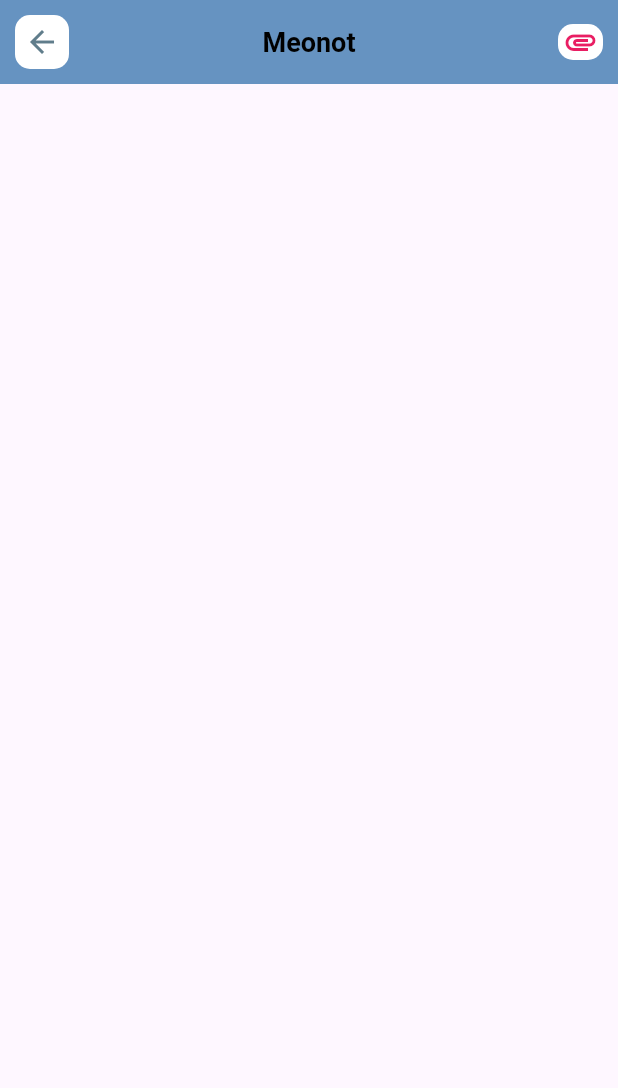
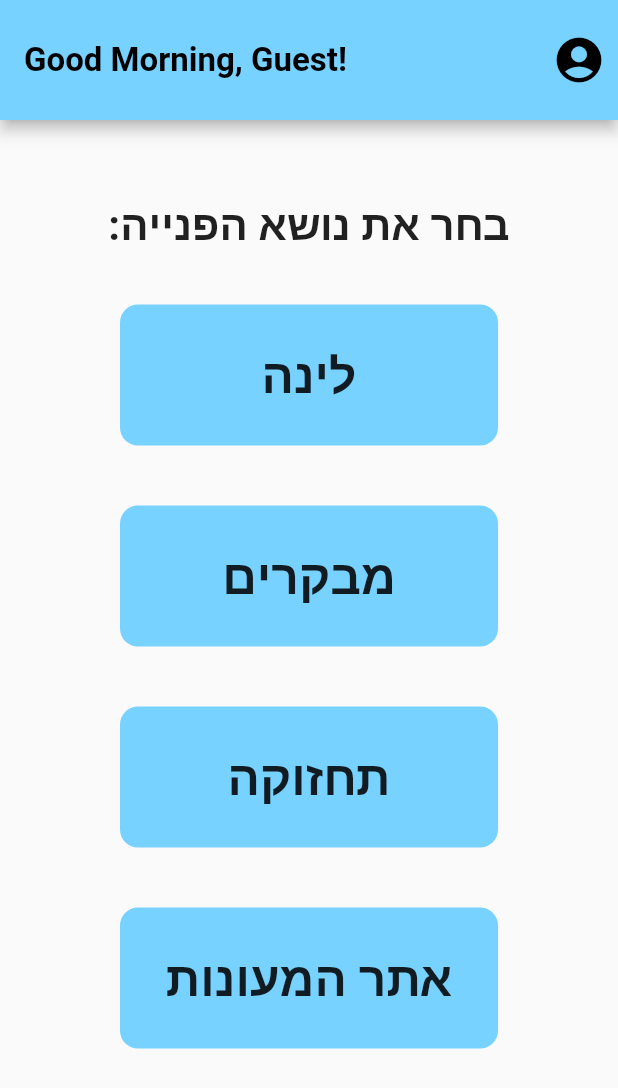
Before and after one commit to dannybroyd/meonot, a Flutter app: the HomePage screen opened directly, on a phone screen of 412 x 824 dp. Shown: the top 1088 px of the screen. Run offline on Flutter 3.47's test engine with Material 2 defaults, Android fonts, the phone set to English and light mode, and no system bars.

Commit message:
added homepage (almost done), added pages: maintenance, sleep ,visitors, profile(needs work), added link to webpage, also 1 util file to help with buttons.

```diff
--- a/meonot_app/our_app/lib/main.dart
+++ b/meonot_app/our_app/lib/main.dart
@@ -1,4 +1,10 @@
 import 'package:flutter/material.dart';
+import 'package:our_app/pages/home.dart';
+import 'package:our_app/pages/maintenance.dart';
+import 'package:our_app/pages/profile.dart';
+import 'package:our_app/pages/sleep.dart';
+import 'package:our_app/pages/visitors.dart';
+
 
 void main() {
   runApp(const MyApp());
@@ -6,17 +12,34 @@ void main() {
 
 class MyApp extends StatelessWidget {
   const MyApp({super.key});
+  //color for theme
+  static Color color = const Color.fromARGB(255, 120, 210, 255);
+  static MaterialColor mainColor  = MaterialColor(color.value, {
+      50: Color.fromRGBO(color.red, color.green, color.blue, 0.1),
+      100: Color.fromRGBO(color.red, color.green, color.blue, 0.2),
+      200: Color.fromRGBO(color.red, color.green, color.blue, 0.3),
+      300: Color.fromRGBO(color.red, color.green, color.blue, 0.4),
+      400: Color.fromRGBO(color.red, color.green, color.blue, 0.5),
+      500: Color.fromRGBO(color.red, color.green, color.blue, 0.6),
+      600: Color.fromRGBO(color.red, color.green, color.blue, 0.7),
+      700: Color.fromRGBO(color.red, color.green, color.blue, 0.8),
+      800: Color.fromRGBO(color.red, color.green, color.blue, 0.9),
+      900: Color.fromRGBO(color.red, color.green, color.blue, 1.0)
+  });
 
   // This widget is the root of your application.
   @override
   Widget build(BuildContext context) {
     return MaterialApp(
-      title: 'Flutter Demo',
-      theme: ThemeData(
-        colorScheme: ColorScheme.fromSeed(seedColor: Colors.deepPurple),
-        useMaterial3: true,
-      ),
-      home: const MyHomePage(title: 'Flutter Demo Home Page'),
+      debugShowCheckedModeBanner: false,
+      home: const HomePage(),
+      routes: {
+        '/profilepage' :(context) => const ProfilePage(),
+        '/sleeppage' :(context) => const SleepPage(),
+        '/visitorpage' :(context) => const VisitorsPage(),
+        '/maintenancepage' :(context) => const MaintenancePage()
+      },
+      theme: ThemeData(primarySwatch: mainColor),
     );
   }
 }
--- a/meonot_app/our_app/lib/pages/home.dart
+++ b/meonot_app/our_app/lib/pages/home.dart
@@ -1,53 +1,53 @@
 import 'package:flutter/material.dart';
+import 'package:our_app/util/main_button.dart';
 
-class HomePage extends StatelessWidget {
+class HomePage extends StatefulWidget {
   const HomePage({super.key});
+  @override
+  State<HomePage> createState() => _HomePageState();
+}
 
+class _HomePageState extends State<HomePage> {
+  String _checktime(){
+    //check time for greeting
+    DateTime now = DateTime.now();
+    int hours=now.hour;
+    if(hours>=1 && hours<=12){
+    return "Good Morning";
+    } else if(hours>=12 && hours<=16){
+     return "Good Afternoon";
+    } else if(hours>=16 && hours<=21){
+    return "Good Evening";
+     } else {return "Good Night"; }
+  }
   @override
   Widget build(BuildContext context) {
     return Scaffold(
       appBar: AppBar(
-        title: const Text(
-          "Meonot",
-          style: TextStyle(
-            color: Colors.black,
-            fontSize: 18,
-            fontWeight: FontWeight.bold
-          ),
-          ),
-        backgroundColor: const Color.fromARGB(255, 102, 156, 201),
-        elevation: 10,
-        centerTitle: true,
-        leading: Container(
-          margin:const EdgeInsets.all(10),
-
-          decoration: BoxDecoration(
-            color: Colors.white,
-            borderRadius: BorderRadius.circular(10)
-          ),
-          child:
-          const Icon(
-            Icons.arrow_back,
-            color: Colors.blueGrey,
-          ),
+        toolbarHeight: 80,
+        title: Text("${_checktime()}, Guest!", // TODO: change guest to name when doron does settings!
+        style: const TextStyle(fontWeight: FontWeight.bold,
+        fontSize: 22),
         ),
         actions: [
-          Container(
-          margin:const EdgeInsets.all(10),
-          width: 30,
-
-          decoration: BoxDecoration(
-            color: Colors.white,
-            borderRadius: BorderRadius.circular(10)
-          ),
-           child:
-          const Icon(
-            Icons.attachment,
-            color: Colors.pink,
-          ),
-        ),
+          IconButton(onPressed: (){
+            Navigator.pushNamed(context, '/profilepage');
+          },
+          icon: const Icon(Icons.account_circle),
+          iconSize: 36)
         ],
       ),
+      body: ListView(children: const [
+        Padding(
+          padding: EdgeInsets.fromLTRB(0, 50, 0, 15),
+          child: Center(child: Text(":בחר את נושא הפנייה",
+          style: TextStyle(fontSize: 28, fontWeight: FontWeight.bold),)),
+        ),
+        MainButton(task: "לינה", routeName: '/sleeppage',),
+        MainButton(task: "מבקרים", routeName: '/visitorpage',),
+        MainButton(task: "תחזוקה", routeName: '/maintenancepage'),
+        MainButton(task: "אתר המעונות", routeName: "https://meonot.shikunbinui.com/", link: true)
+      ]),
     );
   }
 }
--- /dev/null
+++ b/meonot_app/our_app/lib/util/main_button.dart
@@ -0,0 +1,53 @@
+import 'package:flutter/material.dart';
+import 'package:our_app/main.dart';
+import 'package:url_launcher/url_launcher.dart';
+
+
+class MainButton extends StatelessWidget {
+  final String task;
+  final String routeName;
+  final bool link;
+  const MainButton({super.key, required this.task, required this.routeName, this.link = false});
+  //launch url for dorm site
+  _launchURLBrowser() async {
+  if (await canLaunchUrl(Uri.parse(routeName))) {
+    await launchUrl(Uri.parse(routeName));
+  } else {
+      throw 'Could not launch $routeName';
+    }
+}
+
+  @override
+  Widget build(BuildContext context) {
+    return Padding(
+      padding: const EdgeInsets.symmetric(vertical: 20, horizontal: 80),
+      child: GestureDetector(
+        onTap: (){
+          if(link){
+            // if the button is a link
+            _launchURLBrowser();
+          }
+          else{
+          Navigator.pushNamed(context, routeName);
+          }
+         },
+        child: Container(
+          decoration: BoxDecoration(
+            color: MyApp.mainColor,
+            borderRadius: BorderRadius.circular(12)
+          ),
+          child: Padding(
+            padding: const EdgeInsets.all(25.0),
+            child: Center(
+              child: Text(task,
+              style: const TextStyle(
+                fontWeight: FontWeight.bold,
+                fontSize: 32),
+              ),
+            ),
+          ),
+        ),
+      ),
+    );
+  }
+}
--- a/meonot_app/our_app/pubspec.yaml
+++ b/meonot_app/our_app/pubspec.yaml
@@ -28,6 +28,7 @@ environment:
 # the latest version available on pub.dev. To see which dependencies have newer
 # versions available, run `flutter pub outdated`.
 dependencies:
+  url_launcher: ^6.2.1
   flutter:
     sdk: flutter
 
@@ -35,6 +36,7 @@ dependencies:
   # The following adds the Cupertino Icons font to your application.
   # Use with the CupertinoIcons class for iOS style icons.
   cupertino_icons: ^1.0.2
+  intl: ^0.18.1
 
 dev_dependencies:
   flutter_test:
```
Also changed, not shown: meonot_app/our_app/lib/pages/maintenance.dart (added, +15 -0 lines), meonot_app/our_app/lib/pages/profile.dart (added, +15 -0 lines), meonot_app/our_app/lib/pages/sleep.dart (added, +15 -0 lines), meonot_app/our_app/lib/pages/visitors.dart (added, +15 -0 lines), meonot_app/our_app/pubspec.lock, 7 other files.
